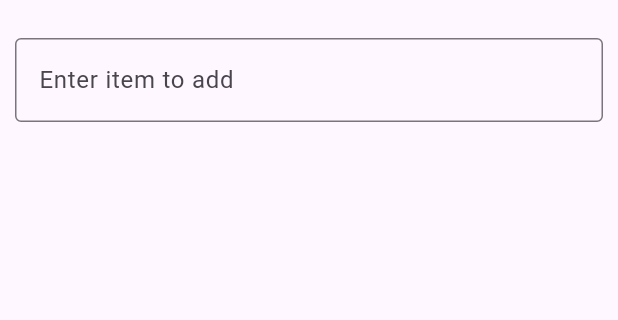
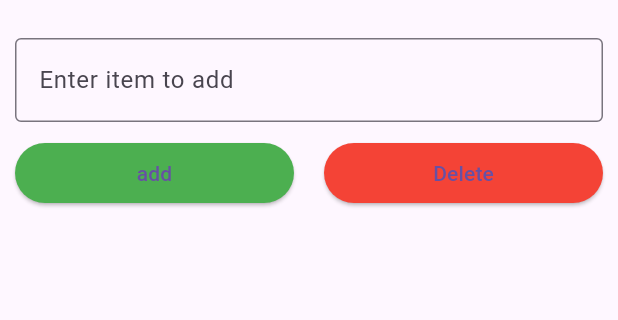
Before and after one commit to Majok-Bol/shop_app, a Flutter app: the screen it shows after launch, on a phone screen of 412 x 824 dp, the part 61-381 px from its top. Run offline on Flutter 3.47's test engine with Material 3 defaults, Android fonts, the phone set to English and light mode, and no system bars.

Commit message:
added buttons with their functionalities

```diff
--- a/lib/main.dart
+++ b/lib/main.dart
@@ -43,7 +43,7 @@ void clearList(){
   //build the screen
   return Scaffold(
     appBar: AppBar(title:  Text('Shopping list application',style: TextStyle(fontSize: 20,color: Colors.black,fontWeight: FontWeight.bold),),centerTitle: true,),
-    body: Padding(padding: EdgeInsets.all(10.0),
+    body: Container(padding: EdgeInsets.all(10.0),
     child: Column(
       children: [
         Row(
@@ -56,11 +56,19 @@ void clearList(){
               ),
             ),
             ),
+
           ],
-        )
+        ),
+        SizedBox(height: 10,),
+        Row(children: [
+
+          Expanded(child: ElevatedButton(onPressed: addItem,style: ElevatedButton.styleFrom(backgroundColor: Colors.green), child: Text('add')),),
+          SizedBox(width: 20,),
+          Expanded(child: ElevatedButton(onPressed: clearList,style:ElevatedButton.styleFrom(backgroundColor: Colors.red),child: Text('Delete')),),
+        ],)
       ],
     ),
-    )
+    ),
   );
 }
 }
```
